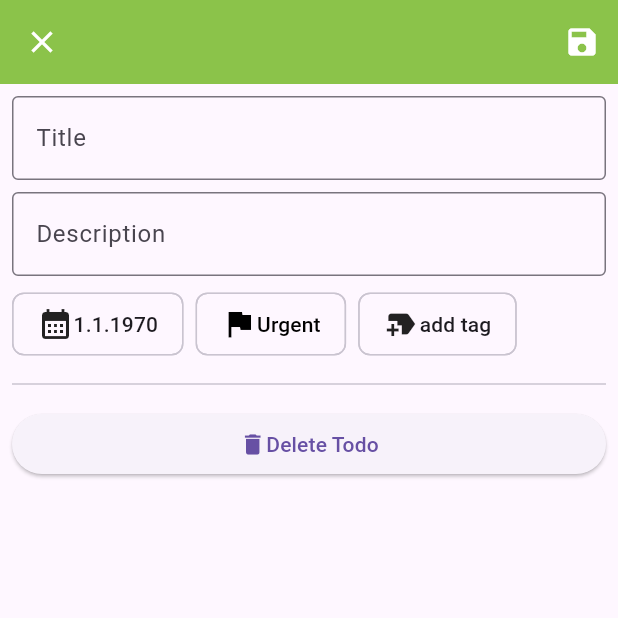
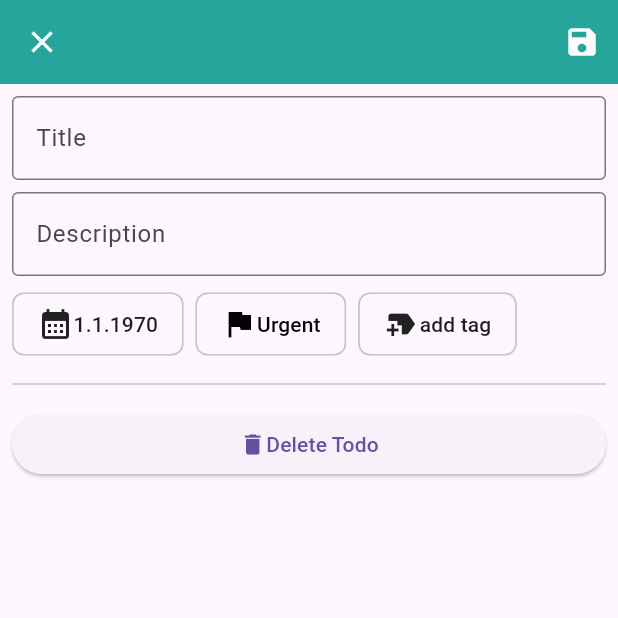
Before and after one commit to e2McNuts/crud_test, a Flutter app: the TodoDetailedView screen opened directly with empty values, after a tap on the "edit" icon, on a phone screen of 412 x 824 dp, the top half of it. Run offline on Flutter 3.47's test engine with Material 3 defaults, Android fonts, the light colour scheme and no system bars; our stand-ins replace cloud_firestore, firebase_core; accounts and stored records are empty.

Commit message:
Commented Code. Todo Edit and Input still to go. Also implementing TodoModel in those

```diff
--- a/lib/features/todo/presentation/widgets/todo_detailed_view.dart
+++ b/lib/features/todo/presentation/widgets/todo_detailed_view.dart
@@ -6,10 +6,7 @@ import 'package:intl/intl.dart';
 class TodoDetailedView extends StatefulWidget {
   final TodoModel data;
 
-  const TodoDetailedView(
-      {super.key,
-      required this.data
-      });
+  const TodoDetailedView({super.key, required this.data});
 
   @override
   State<TodoDetailedView> createState() => _TodoDetailedViewState();
@@ -19,13 +16,18 @@ class _TodoDetailedViewState extends State<TodoDetailedView> {
   @override
   Widget build(BuildContext context) {
     return Scaffold(
-      backgroundColor: widget.data.isUrgent ? Colors.red[100] : Colors.teal[100],
+      backgroundColor:
+        widget.data.isUrgent ? Colors.red[100] : Colors.teal[100],
+
+      // APPBAR Showing title, inheriting color from data
       appBar: AppBar(
         title: Text(widget.data.title),
         centerTitle: true,
-        backgroundColor: widget.data.isUrgent ? Colors.red[400] : Colors.teal[400],
+        backgroundColor:
+          widget.data.isUrgent ? Colors.red[400] : Colors.teal[400],
         foregroundColor: Colors.white,
         actions: [
+          // EDIT BUTTON
           IconButton(
             onPressed: () => Navigator.push(
               context,
@@ -37,16 +39,23 @@ class _TodoDetailedViewState extends State<TodoDetailedView> {
           ),
         ],
       ),
+
+      // BODY Showing Todo data
       body: Padding(
         padding: EdgeInsets.all(16),
         child: Column(
           crossAxisAlignment: CrossAxisAlignment.start,
           children: [
+            // Description
             Text(widget.data.description!),
+
             SizedBox(
               height: 16,
             ),
+
+            // Deadline and Tags
             Wrap(spacing: 4, runSpacing: -4, children: [
+              // Deadline
               if (widget.data.deadline != null)
                 Chip(
                   label: Text(DateFormat('d.M.yyyy')
@@ -54,6 +63,8 @@ class _TodoDetailedViewState extends State<TodoDetailedView> {
                           widget.data.deadline!))
                       .toString()),
                 ),
+
+              // Tags
               if (widget.data.tags != null)
                 for (var tag in widget.data.tags!) Chip(label: Text(tag)),
             ]),
--- a/lib/features/todo/presentation/widgets/todo_edit_form.dart
+++ b/lib/features/todo/presentation/widgets/todo_edit_form.dart
@@ -6,30 +6,33 @@ import 'package:intl/intl.dart';
 class TodoEditForm extends StatefulWidget {
   final TodoModel data;
 
-  const TodoEditForm(
-      {super.key,
-      required this.data
-      });
+  const TodoEditForm({super.key, required this.data});
 
   @override
   State<TodoEditForm> createState() => _TodoEditFormState();
 }
 
 class _TodoEditFormState extends State<TodoEditForm> {
+  // TextInput Controllers
   late TextEditingController _titleController;
   late TextEditingController _descriptionController;
+
+  // Deadline and Urgency
   late int? _deadline;
   late bool _isUrgent;
 
+  // Write existing data to controllers
   @override
   void initState() {
     super.initState();
     _titleController = TextEditingController(text: widget.data.title);
-    _descriptionController = TextEditingController(text: widget.data.description);
+    _descriptionController =
+        TextEditingController(text: widget.data.description);
     _deadline = widget.data.deadline;
     _isUrgent = widget.data.isUrgent;
   }
 
+  // Deadline Selector converting to DateTime to Timestamp int
   Future<void> _selectDeadline() async {
     final DateTime? pickedDate = await showDatePicker(
       context: context,
@@ -44,6 +47,7 @@ class _TodoEditFormState extends State<TodoEditForm> {
     });
   }
 
+  // Urgency Toggle
   void _toggleUrgency() {
     setState(() {
       _isUrgent = !_isUrgent;
@@ -53,15 +57,22 @@ class _TodoEditFormState extends State<TodoEditForm> {
   @override
   Widget build(BuildContext context) {
     return Scaffold(
+
+      // APPBAR showing title and save button
       appBar: AppBar(
         title: Text(widget.data.title),
         centerTitle: true,
-        backgroundColor: Colors.lightGreen[500],
+        // Background color should be inherited from previous data
+        backgroundColor: _isUrgent ? Colors.red[400] : Colors.teal[400],
         foregroundColor: Colors.white,
+
+        // Cancel Button
         leading: IconButton(
           onPressed: () => Navigator.pop(context),
           icon: Icon(Icons.close),
         ),
+
+        // Save Button
         actions: [
           IconButton(
             onPressed: () {
@@ -76,7 +87,8 @@ class _TodoEditFormState extends State<TodoEditForm> {
               Navigator.pop(context);
               Navigator.pop(context);
             },
-              icon: Icon(Icons.save))
+            icon: Icon(Icons.save)
+          )
         ],
       ),
       body: Padding(
```
Also changed, not shown: lib/features/todo/presentation/pages/todo_page.dart (+13 -5 lines), lib/features/todo/presentation/widgets/todo_list_item.dart (+26 -5 lines). Lines whose indentation alone changed are shown as unchanged.
